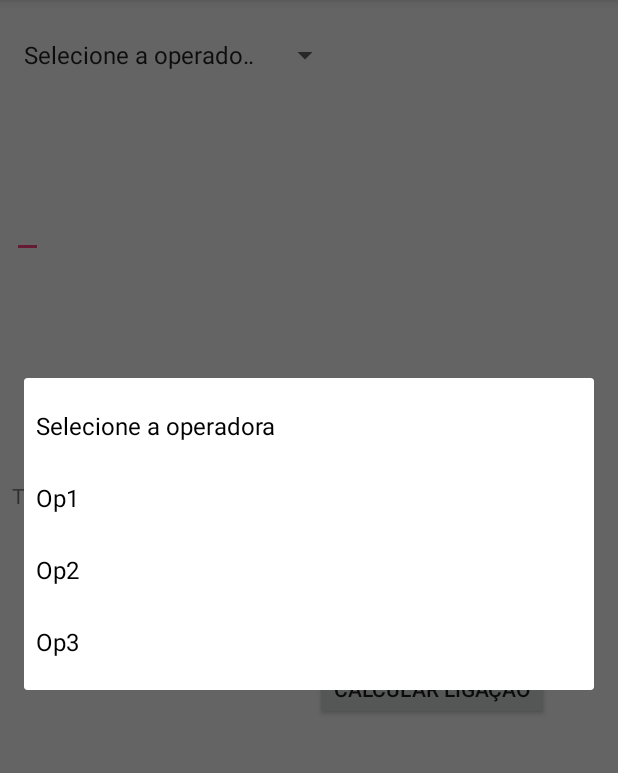
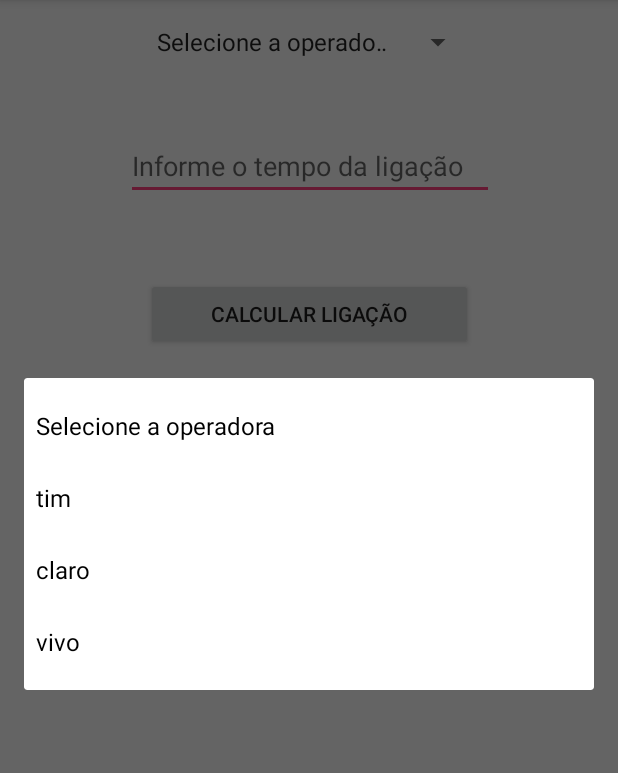
Before and after one commit to Rosahanne/Unama, an Android app: the screen it shows after launch (Main2Activity_CalcLigacao), after a tap on an icon or button, on a phone screen of 412 x 824 dp, the part 84-857 px from its top. Run offline under Robolectric (Android 15) with nearby library versions, the phone set to English and light mode, and no system bars; 1 other tap on this screen came first.

Commit message:
calcLigacao

```diff
--- a/app/src/main/AndroidManifest.xml
+++ b/app/src/main/AndroidManifest.xml
@@ -11,13 +11,7 @@
         android:theme="@style/AppTheme">
         <activity android:name=".MainActivity" />
         <activity android:name=".Calc_Volume" />
-        <activity android:name=".PesoIdeal">
-            <intent-filter>
-                <action android:name="android.intent.action.MAIN" />
-
-                <category android:name="android.intent.category.LAUNCHER" />
-            </intent-filter>
-        </activity>
+        <activity android:name=".PesoIdeal"></activity>
         <activity android:name=".Main2Activity_CalcLigacao">
             <intent-filter>
                 <action android:name="android.intent.action.MAIN" />
--- a/app/src/main/java/com/example/a26144859/appexemplo/Main2Activity_CalcLigacao.java
+++ b/app/src/main/java/com/example/a26144859/appexemplo/Main2Activity_CalcLigacao.java
@@ -2,19 +2,23 @@ package com.example.a26144859.appexemplo;
 
 import android.app.Activity;
 import android.support.design.widget.TextInputEditText;
+import android.support.v4.widget.TextViewCompat;
 import android.support.v7.app.AppCompatActivity;
 import android.os.Bundle;
 import android.view.View;
 import android.widget.ArrayAdapter;
 import android.widget.Button;
+import android.widget.EditText;
 import android.widget.Spinner;
 import android.widget.TextView;
+
+import java.text.DecimalFormat;
 
 public class Main2Activity_CalcLigacao extends AppCompatActivity {
 
 
     private Spinner spOperadora;
-    private TextInputEditText tempoLigacao;
+    private TextView tempoLigacao;
     private TextView valorTotal;
     private Button btn_calcularLigacao;
 
@@ -24,9 +28,9 @@ public class Main2Activity_CalcLigacao extends AppCompatActivity {
         super.onCreate(savedInstanceState);
         setContentView(R.layout.activity_main2__calc_ligacao);
 
-
-        tempoLigacao = findViewById(R.id.ipL_tempoLigacao);
-        valorTotal = findViewById(R.id.txt_ValorTotal);
+        spOperadora = findViewById(R.id.spinner_op);
+        tempoLigacao = findViewById(R.id.tempLigacao);
+        valorTotal = findViewById(R.id.txt_valorTotal);
         btn_calcularLigacao = findViewById(R.id.btn_CalcLig);
 
 
@@ -36,33 +40,34 @@ public class Main2Activity_CalcLigacao extends AppCompatActivity {
             @Override
 
             public void onClick(View v) {
+                String opEscolhida = spOperadora.getSelectedItem().toString();
+                double tpLigacao = Double.parseDouble(tempoLigacao.getText().toString());
+                double vlTotal=0;
 
+                switch (opEscolhida) {
 
-                if (spOperadora == Op1) {
+                        case "tim":
+                            vlTotal = tpLigacao * 1.20 - 0.10;
+                            break;
 
-                }
+                        case "claro":
+                            vlTotal = tpLigacao * 1.50 - 0.095;
+                            break;
+
+                        case "vivo":
+                            vlTotal = tpLigacao * 1.14 - 0.125;
+                            break;
+                    }
+                String texto = "Valor a pagar é: " + vlTotal;
+                valorTotal.setText(texto);
+            }
 
 
 
 
-            }
 
         });
 
-        private void carregaSpinner(Activity Main2Activity_CalcLigacao){
-            spOperadora = findViewById(R.id.sp_Op);
-            ArrayAdapter<CharSequence> adapter = ArrayAdapter.createFromResource
-
-                    (this.activity,R.array.lista_Operadoras,
-
-                            android.R.layout.simple_spinner_item);
-
-            spOperadora.setAdapter(adapter);
-
-        }
-
 
     }
-
-
 }
--- a/app/src/main/res/layout/activity_main2__calc_ligacao.xml
+++ b/app/src/main/res/layout/activity_main2__calc_ligacao.xml
@@ -6,71 +6,60 @@
     android:layout_height="match_parent"
     tools:context=".Main2Activity_CalcLigacao">
 
+    <Button
+        android:id="@+id/btn_CalcLig"
+        android:layout_width="218dp"
+        android:layout_height="wrap_content"
+        android:layout_marginTop="52dp"
+        android:text="@string/btn_CalcLig"
+        android:visibility="visible"
+        app:layout_constraintEnd_toEndOf="@+id/tempLigacao"
+        app:layout_constraintHorizontal_bias="0.481"
+        app:layout_constraintStart_toStartOf="@+id/tempLigacao"
+        app:layout_constraintTop_toBottomOf="@+id/tempLigacao"
+        tools:text="@string/calcVlLig" />
+
     <Spinner
-        android:id="@+id/sp_Op"
+        android:id="@+id/spinner_op"
         android:layout_width="219dp"
-        android:layout_height="41dp"
+        android:layout_height="wrap_content"
         android:layout_marginStart="8dp"
         android:layout_marginLeft="8dp"
         android:layout_marginTop="16dp"
+        android:layout_marginEnd="8dp"
+        android:layout_marginRight="8dp"
         android:entries="@array/lista_Operadoras"
         android:spinnerMode="dialog"
         android:visibility="visible"
+        app:layout_constraintEnd_toEndOf="parent"
         app:layout_constraintStart_toStartOf="parent"
         app:layout_constraintTop_toTopOf="parent" />
 
-    <android.support.design.widget.TextInputLayout
-        android:id="@+id/textInputLayout4"
-        android:layout_width="221dp"
+    <EditText
+        android:id="@+id/tempLigacao"
+        android:layout_width="245dp"
         android:layout_height="wrap_content"
-        android:layout_marginStart="8dp"
-        android:layout_marginLeft="8dp"
-        android:layout_marginTop="116dp"
-        android:layout_marginEnd="8dp"
-        android:layout_marginRight="8dp"
-        app:layout_constraintEnd_toEndOf="parent"
-        app:layout_constraintHorizontal_bias="0.0"
-        app:layout_constraintStart_toStartOf="parent"
-        app:layout_constraintTop_toTopOf="parent">
+        android:layout_marginTop="48dp"
+        android:ems="10"
+        android:hint="@string/tp_lig"
+        android:inputType="numberDecimal"
+        app:layout_constraintEnd_toEndOf="@+id/spinner_op"
+        app:layout_constraintStart_toStartOf="@+id/spinner_op"
+        app:layout_constraintTop_toBottomOf="@+id/spinner_op" />
 
-        <android.support.design.widget.TextInputEditText
-            android:id="@+id/ipL_tempoLigacao"
-            android:layout_width="wrap_content"
-            android:layout_height="wrap_content"
-            android:hint="@string/ipL_tempoLigacao" />
-    </android.support.design.widget.TextInputLayout>
-
-    <TextView
-        android:id="@+id/txt_ValorTotal"
-        android:layout_width="150dp"
-        android:layout_height="38dp"
-        android:layout_marginStart="8dp"
-        android:layout_marginLeft="8dp"
-        android:layout_marginTop="8dp"
-        android:layout_marginBottom="269dp"
-        android:text="TextView"
-        android:visibility="visible"
+    <EditText
+        android:id="@+id/txt_valorTotal"
+        android:layout_width="wrap_content"
+        android:layout_height="wrap_content"
+        android:layout_marginTop="44dp"
+        android:layout_marginBottom="8dp"
+        android:ems="10"
+        android:inputType="numberDecimal"
         app:layout_constraintBottom_toBottomOf="parent"
-        app:layout_constraintStart_toStartOf="parent"
-        app:layout_constraintTop_toBottomOf="@+id/textInputLayout4" />
-
-    <Button
-        android:id="@+id/btn_CalcLig"
-        android:layout_width="wrap_content"
-        android:layout_height="42dp"
-        android:layout_marginStart="52dp"
-        android:layout_marginLeft="52dp"
-        android:layout_marginTop="8dp"
-        android:layout_marginEnd="8dp"
-        android:layout_marginRight="8dp"
-        android:layout_marginBottom="288dp"
-        android:text="@string/btn_CalcLig"
-        android:visibility="visible"
-        app:layout_constraintBottom_toBottomOf="parent"
-        app:layout_constraintEnd_toEndOf="parent"
-        app:layout_constraintHorizontal_bias="0.0"
-        app:layout_constraintStart_toEndOf="@+id/txt_ValorTotal"
-        app:layout_constraintTop_toTopOf="parent"
-        app:layout_constraintVertical_bias="1.0" />
+        app:layout_constraintEnd_toEndOf="@+id/btn_CalcLig"
+        app:layout_constraintHorizontal_bias="1.0"
+        app:layout_constraintStart_toStartOf="@+id/btn_CalcLig"
+        app:layout_constraintTop_toBottomOf="@+id/btn_CalcLig"
+        app:layout_constraintVertical_bias="0.0" />
 
 </android.support.constraint.ConstraintLayout>
--- a/app/src/main/res/values/strings.xml
+++ b/app/src/main/res/values/strings.xml
@@ -9,11 +9,14 @@
     <string name="ipL_operadora">Digite a operadora</string>
     <string name="ipL_tempoLigacao">Digite o tempo da ligação</string>
     <string name="btn_CalcLig">Calcular Ligação</string>
+    <string name="tp_lig">Informe o tempo da ligação</string>
+    <string name="vlTot">valor total a pagar</string>
+    <string name="calcVlLig">Calcular valor a pagar</string>
     <string-array name="lista_Operadoras">
         <item>Selecione a operadora</item>
-        <item>Op1</item>
-        <item>Op2</item>
-        <item>Op3</item>
+        <item>tim</item>
+        <item>claro</item>
+        <item>vivo</item>
     </string-array>
 
 </resources>
```
